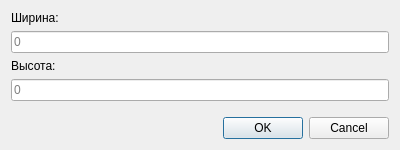
The window that ui_create.ui (viktor-akusoff/LifeOdyssey) describes before a commit, drawn with Qt 5.
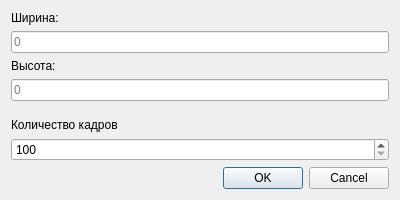
The same window after the commit.

Commit message: frames number setting was added

Diff of the .ui file:
```diff
--- a/ui_create.ui
+++ b/ui_create.ui
@@ -7,7 +7,7 @@
     <x>0</x>
     <y>0</y>
     <width>400</width>
-    <height>150</height>
+    <height>200</height>
    </rect>
   </property>
   <property name="sizePolicy">
@@ -19,13 +19,13 @@
   <property name="minimumSize">
    <size>
     <width>400</width>
-    <height>150</height>
+    <height>200</height>
    </size>
   </property>
   <property name="maximumSize">
    <size>
     <width>400</width>
-    <height>150</height>
+    <height>200</height>
    </size>
   </property>
   <property name="windowTitle">
@@ -85,6 +85,29 @@
      </property>
     </spacer>
    </item>
+   <item>
+    <widget class="QLabel" name="label_3">
+     <property name="text">
+      <string>Количество кадров</string>
+     </property>
+    </widget>
+   </item>
+   <item>
+    <widget class="QSpinBox" name="framesNumberSpinBox">
+     <property name="sizePolicy">
+      <sizepolicy hsizetype="Minimum" vsizetype="Maximum">
+       <horstretch>0</horstretch>
+       <verstretch>0</verstretch>
+      </sizepolicy>
+     </property>
+     <property name="minimum">
+      <number>100</number>
+     </property>
+     <property name="maximum">
+      <number>99999</number>
+     </property>
+    </widget>
+   </item>
    <item>
     <widget class="QDialogButtonBox" name="buttonBox">
      <property name="orientation">
```
The commit also changes 5 other files.
